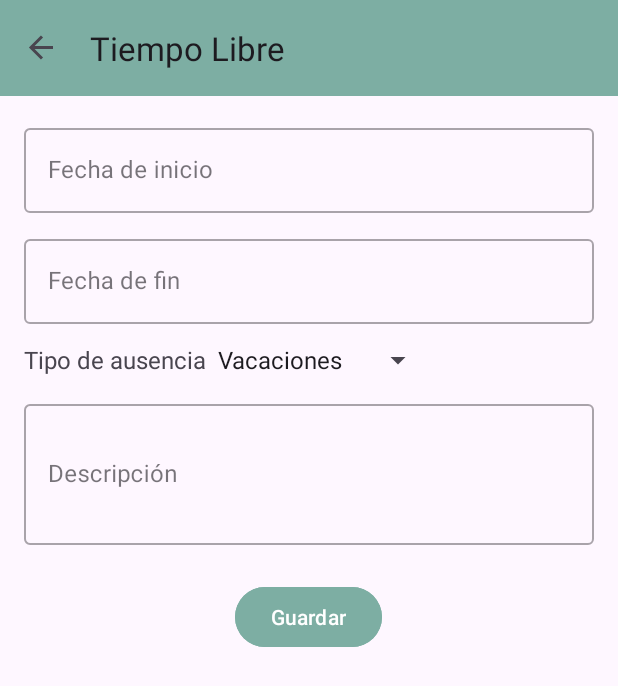
After one commit to jonalonso/workCalendar, an Android app: the TimeOffFragment screen opened through its navigation route, on a phone screen of 412 x 824 dp. The commit adds this screen. Shown: the top 686 px of the screen. Run offline under Robolectric (Android 15) with nearby library versions, the phone set to English and light mode, and no system bars; our stand-ins replace navigation-ui.

Commit message:
some refactoring

```diff
--- a/app/src/main/java/com/jsalazar/workcalendar/database/WorkCalendarDbHelper.java
+++ b/app/src/main/java/com/jsalazar/workcalendar/database/WorkCalendarDbHelper.java
@@ -4,39 +4,52 @@ import android.content.Context;
 import android.database.sqlite.SQLiteDatabase;
 import android.database.sqlite.SQLiteOpenHelper;
 
-import com.jsalazar.workcalendar.database.models.WorkCalendarContract;
+import com.jsalazar.workcalendar.database.models.WorkCalendarDataBaseModel;
 
 public class WorkCalendarDbHelper extends SQLiteOpenHelper {
 
     private static final String DATABASE_NAME = "WorkCalendar.db";
-    private static final int DATABASE_VERSION = 1;
+    private static final int DATABASE_VERSION = 2;
 
     public WorkCalendarDbHelper(Context context) {
         super(context, DATABASE_NAME, null, DATABASE_VERSION);
     }
 
     private static final String SQL_CREATE_EVENTS =
-            "CREATE TABLE " + WorkCalendarContract.ContractEntry.TABLE_NAME + " (" +
-                    WorkCalendarContract.ContractEntry._ID + " INTEGER PRIMARY KEY AUTOINCREMENT, " +
-                    WorkCalendarContract.ContractEntry.COLUMN_NAME_INITIAL_DATE + " TEXT NOT NULL, " +
-                    WorkCalendarContract.ContractEntry.COLUMN_NAME_END_DATE + " TEXT NOT NULL, " +
-                    WorkCalendarContract.ContractEntry.COLUMN_NAME_START_TIME + " TEXT, " +
-                    WorkCalendarContract.ContractEntry.COLUMN_NAME_END_TIME + " TEXT, " +
-                    WorkCalendarContract.ContractEntry.COLUMN_NAME_DESCRIPTION + " TEXT, " +
-                    WorkCalendarContract.ContractEntry.COLUMN_NAME_SERVICE_NAME + " TEXT" +
+            "CREATE TABLE " + WorkCalendarDataBaseModel.ContractEntry.TABLE_NAME + " (" +
+                    WorkCalendarDataBaseModel.ContractEntry._ID + " INTEGER PRIMARY KEY AUTOINCREMENT, " +
+                    WorkCalendarDataBaseModel.ContractEntry.COLUMN_NAME_INITIAL_DATE + " TEXT NOT NULL, " +
+                    WorkCalendarDataBaseModel.ContractEntry.COLUMN_NAME_END_DATE + " TEXT NOT NULL, " +
+                    WorkCalendarDataBaseModel.ContractEntry.COLUMN_NAME_START_TIME + " TEXT, " +
+                    WorkCalendarDataBaseModel.ContractEntry.COLUMN_NAME_END_TIME + " TEXT, " +
+                    WorkCalendarDataBaseModel.ContractEntry.COLUMN_NAME_DESCRIPTION + " TEXT, " +
+                    WorkCalendarDataBaseModel.ContractEntry.COLUMN_NAME_SERVICE_NAME + " TEXT" +
+                    ")";
+
+    private static final String SQL_CREATE_TIME_OFF =
+            "CREATE TABLE " + WorkCalendarDataBaseModel.TimeOffEntry.TABLE_NAME + " (" +
+                    WorkCalendarDataBaseModel.TimeOffEntry._ID + " INTEGER PRIMARY KEY AUTOINCREMENT, " +
+                    WorkCalendarDataBaseModel.TimeOffEntry.COLUMN_NAME_INITIAL_DATE + " TEXT NOT NULL, " +
+                    WorkCalendarDataBaseModel.TimeOffEntry.COLUMN_NAME_END_DATE + " TEXT NOT NULL, " +
+                    WorkCalendarDataBaseModel.TimeOffEntry.COLUMN_NAME_TYPE + " TEXT NOT NULL, " +
+                    WorkCalendarDataBaseModel.TimeOffEntry.COLUMN_NAME_DESCRIPTION + " TEXT" +
                     ")";
 
     private static final String SQL_DELETE_EVENTS =
-            "DROP TABLE IF EXISTS " + WorkCalendarContract.ContractEntry.TABLE_NAME;
+            "DROP TABLE IF EXISTS " + WorkCalendarDataBaseModel.ContractEntry.TABLE_NAME;
+
+    private static final String SQL_DELETE_TIME_OFF =
+            "DROP TABLE IF EXISTS " + WorkCalendarDataBaseModel.TimeOffEntry.TABLE_NAME;
 
     @Override
     public void onCreate(SQLiteDatabase db) {
         db.execSQL(SQL_CREATE_EVENTS);
+        db.execSQL(SQL_CREATE_TIME_OFF);
     }
-
     @Override
     public void onUpgrade(SQLiteDatabase db, int oldVersion, int newVersion) {
         db.execSQL(SQL_DELETE_EVENTS);
+        db.execSQL(SQL_DELETE_TIME_OFF);
         onCreate(db);
     }
 
--- a/app/src/main/java/com/jsalazar/workcalendar/database/repository/ContractRepository.java
+++ b/app/src/main/java/com/jsalazar/workcalendar/database/repository/ContractRepository.java
@@ -6,7 +6,7 @@ import android.database.Cursor;
 import android.database.sqlite.SQLiteDatabase;
 
 import com.jsalazar.workcalendar.database.WorkCalendarDbHelper;
-import com.jsalazar.workcalendar.database.models.WorkCalendarContract;
+import com.jsalazar.workcalendar.database.models.WorkCalendarDataBaseModel;
 import com.jsalazar.workcalendar.models.Contract;
 
 import java.util.ArrayList;
@@ -23,9 +23,9 @@ public class ContractRepository {
     public boolean isDateRangeOverlapping(String newStart, String newEnd) {
         SQLiteDatabase db = dbHelper.getReadableDatabase();
 
-        String query = "SELECT 1 FROM " + WorkCalendarContract.ContractEntry.TABLE_NAME +
-                " WHERE NOT (? < " + WorkCalendarContract.ContractEntry.COLUMN_NAME_INITIAL_DATE +
-                " OR ? > " + WorkCalendarContract.ContractEntry.COLUMN_NAME_END_DATE + ") LIMIT 1";
+        String query = "SELECT 1 FROM " + WorkCalendarDataBaseModel.ContractEntry.TABLE_NAME +
+                " WHERE NOT (? < " + WorkCalendarDataBaseModel.ContractEntry.COLUMN_NAME_INITIAL_DATE +
+                " OR ? > " + WorkCalendarDataBaseModel.ContractEntry.COLUMN_NAME_END_DATE + ") LIMIT 1";
 
         Cursor cursor = db.rawQuery(query, new String[]{ newEnd, newStart });
 
@@ -40,14 +40,14 @@ public class ContractRepository {
         SQLiteDatabase db = dbHelper.getWritableDatabase();
 
         ContentValues values = new ContentValues();
-        values.put(WorkCalendarContract.ContractEntry.COLUMN_NAME_INITIAL_DATE, initialDate);
-        values.put(WorkCalendarContract.ContractEntry.COLUMN_NAME_END_DATE, endDate);
-        values.put(WorkCalendarContract.ContractEntry.COLUMN_NAME_START_TIME, startTime);
-        values.put(WorkCalendarContract.ContractEntry.COLUMN_NAME_END_TIME, endTime);
-        values.put(WorkCalendarContract.ContractEntry.COLUMN_NAME_SERVICE_NAME, serviceName);
-        values.put(WorkCalendarContract.ContractEntry.COLUMN_NAME_DESCRIPTION, description);
+        values.put(WorkCalendarDataBaseModel.ContractEntry.COLUMN_NAME_INITIAL_DATE, initialDate);
+        values.put(WorkCalendarDataBaseModel.ContractEntry.COLUMN_NAME_END_DATE, endDate);
+        values.put(WorkCalendarDataBaseModel.ContractEntry.COLUMN_NAME_START_TIME, startTime);
+        values.put(WorkCalendarDataBaseModel.ContractEntry.COLUMN_NAME_END_TIME, endTime);
+        values.put(WorkCalendarDataBaseModel.ContractEntry.COLUMN_NAME_SERVICE_NAME, serviceName);
+        values.put(WorkCalendarDataBaseModel.ContractEntry.COLUMN_NAME_DESCRIPTION, description);
 
-        db.insert(WorkCalendarContract.ContractEntry.TABLE_NAME, null, values);
+        db.insert(WorkCalendarDataBaseModel.ContractEntry.TABLE_NAME, null, values);
         db.close();
     }
 
@@ -56,16 +56,16 @@ public class ContractRepository {
         List<Contract> contracts = new ArrayList<>();
 
         String query = "SELECT " +
-                WorkCalendarContract.ContractEntry._ID + ", " +
-                WorkCalendarContract.ContractEntry.COLUMN_NAME_INITIAL_DATE + ", " +
-                WorkCalendarContract.ContractEntry.COLUMN_NAME_END_DATE + ", " +
-                WorkCalendarContract.ContractEntry.COLUMN_NAME_START_TIME + ", " +
-                WorkCalendarContract.ContractEntry.COLUMN_NAME_END_TIME + ", " +
-                WorkCalendarContract.ContractEntry.COLUMN_NAME_SERVICE_NAME + ", " +
-                WorkCalendarContract.ContractEntry.COLUMN_NAME_DESCRIPTION +
-                " FROM " + WorkCalendarContract.ContractEntry.TABLE_NAME +
-                " WHERE NOT (? < " + WorkCalendarContract.ContractEntry.COLUMN_NAME_INITIAL_DATE +
-                " OR ? > " + WorkCalendarContract.ContractEntry.COLUMN_NAME_END_DATE + ")";
+                WorkCalendarDataBaseModel.ContractEntry._ID + ", " +
+                WorkCalendarDataBaseModel.ContractEntry.COLUMN_NAME_INITIAL_DATE + ", " +
+                WorkCalendarDataBaseModel.ContractEntry.COLUMN_NAME_END_DATE + ", " +
+                WorkCalendarDataBaseModel.ContractEntry.COLUMN_NAME_START_TIME + ", " +
+                WorkCalendarDataBaseModel.ContractEntry.COLUMN_NAME_END_TIME + ", " +
+                WorkCalendarDataBaseModel.ContractEntry.COLUMN_NAME_SERVICE_NAME + ", " +
+                WorkCalendarDataBaseModel.ContractEntry.COLUMN_NAME_DESCRIPTION +
+                " FROM " + WorkCalendarDataBaseModel.ContractEntry.TABLE_NAME +
+                " WHERE NOT (? < " + WorkCalendarDataBaseModel.ContractEntry.COLUMN_NAME_INITIAL_DATE +
+                " OR ? > " + WorkCalendarDataBaseModel.ContractEntry.COLUMN_NAME_END_DATE + ")";
 
         Cursor cursor = db.rawQuery(query, new String[]{endDate,startDate});
 
--- /dev/null
+++ b/app/src/main/java/com/jsalazar/workcalendar/ui/TimeOffFragment.java
@@ -0,0 +1,32 @@
+package com.jsalazar.workcalendar.ui;
+
+import android.os.Bundle;
+
+import androidx.annotation.NonNull;
+import androidx.annotation.Nullable;
+import androidx.fragment.app.Fragment;
+
+import android.view.LayoutInflater;
+import android.view.View;
+import android.view.ViewGroup;
+
+import com.jsalazar.workcalendar.databinding.FragmentTimeOffBinding;
+
+
+public class TimeOffFragment extends Fragment {
+
+    private FragmentTimeOffBinding binding;
+
+    @Override
+    public View onCreateView(@NonNull LayoutInflater inflater, ViewGroup container,
+                             Bundle savedInstanceState) {
+        // Inflate the layout for this fragment
+        binding = FragmentTimeOffBinding.inflate(inflater, container, false);
+        return binding.getRoot();
+    }
+
+    @Override
+    public void onViewCreated(@NonNull View view, @Nullable Bundle savedInstanceState) {
+        super.onViewCreated(view, savedInstanceState);
+    }
+}
--- a/app/src/main/res/layout/fragment_calendar.xml
+++ b/app/src/main/res/layout/fragment_calendar.xml
@@ -90,7 +90,7 @@
         android:backgroundTint="@color/colorPrimary"
         android:layout_marginBottom="@dimen/fab_margin_small"
         android:visibility="invisible"
-        app:layout_constraintBottom_toTopOf="@id/fab3"
+        app:layout_constraintBottom_toTopOf="@id/TimeOffFab"
         app:shapeAppearanceOverlay="@style/fab_rounded"
         app:layout_constraintEnd_toEndOf="parent"
         app:tint="@android:color/white"
@@ -98,7 +98,7 @@
 
 
     <com.google.android.material.floatingactionbutton.FloatingActionButton
-        android:id="@+id/fab3"
+        android:id="@+id/TimeOffFab"
         android:layout_width="wrap_content"
         android:layout_height="wrap_content"
         android:contentDescription="Add event"
--- /dev/null
+++ b/app/src/main/res/layout/fragment_time_off.xml
@@ -0,0 +1,89 @@
+<?xml version="1.0" encoding="utf-8"?>
+<ScrollView xmlns:android="http://schemas.android.com/apk/res/android"
+    android:layout_width="match_parent"
+    android:layout_height="match_parent">
+
+    <LinearLayout
+        android:layout_width="match_parent"
+        android:layout_height="wrap_content"
+        android:orientation="vertical"
+        android:padding="16dp"
+        android:gravity="center_horizontal">
+
+        <com.google.android.material.textfield.TextInputLayout
+            android:id="@+id/initialDateLayout"
+            style="@style/Widget.MaterialComponents.TextInputLayout.OutlinedBox"
+            android:layout_width="match_parent"
+            android:layout_height="wrap_content"
+            android:hint="Fecha de inicio">
+
+            <com.google.android.material.textfield.TextInputEditText
+                android:id="@+id/editInitialDate"
+                android:layout_width="match_parent"
+                android:layout_height="wrap_content"
+                android:focusable="false"
+                android:inputType="none"/>
+        </com.google.android.material.textfield.TextInputLayout>
+
+        <com.google.android.material.textfield.TextInputLayout
+            android:id="@+id/endDateLayout"
+            style="@style/Widget.MaterialComponents.TextInputLayout.OutlinedBox"
+            android:layout_width="match_parent"
+            android:layout_height="wrap_content"
+            android:hint="Fecha de fin"
+            android:layout_marginTop="12dp">
+
+            <com.google.android.material.textfield.TextInputEditText
+                android:id="@+id/editEndDate"
+                android:layout_width="match_parent"
+                android:layout_height="wrap_content"
+                android:focusable="false"
+                android:inputType="none"/>
+        </com.google.android.material.textfield.TextInputLayout>
+
+        <LinearLayout
+            android:layout_width="wrap_content"
+            android:layout_height="wrap_content"
+            android:layout_gravity="start"
+            android:layout_marginTop="12dp"
+            android:orientation="horizontal">
+            <TextView
+                android:layout_width="match_parent"
+                android:layout_height="wrap_content"
+                android:text="Tipo de ausencia"
+                android:textSize="16sp"
+                 />
+
+            <Spinner
+                android:id="@+id/spinnerTimeOffType"
+                android:layout_width="match_parent"
+                android:layout_height="wrap_content"
+                android:entries="@array/time_off_types" />
+        </LinearLayout>
+
+
+        <com.google.android.material.textfield.TextInputLayout
+            android:id="@+id/descriptionLayout"
+            style="@style/Widget.MaterialComponents.TextInputLayout.OutlinedBox"
+            android:layout_width="match_parent"
+            android:layout_height="wrap_content"
+            android:hint="Descripción"
+            android:layout_marginTop="12dp">
+
+            <com.google.android.material.textfield.TextInputEditText
+                android:id="@+id/editDescription"
+                android:layout_width="match_parent"
+                android:layout_height="wrap_content"
+                android:inputType="textMultiLine"
+                android:minLines="3" />
+        </com.google.android.material.textfield.TextInputLayout>
+
+        <Button
+            android:id="@+id/btnSaveTimeOff"
+            android:layout_width="wrap_content"
+            android:layout_height="wrap_content"
+            android:backgroundTint="@color/colorPrimary"
+            android:text="Guardar"
+            android:layout_marginTop="24dp"/>
+    </LinearLayout>
+</ScrollView>
--- a/app/src/main/res/navigation/nav_graph.xml
+++ b/app/src/main/res/navigation/nav_graph.xml
@@ -18,6 +18,10 @@
         <action
             android:id="@+id/action_CalendarFragment_to_ContractFragment"
             app:destination="@id/ContractFragment" />
+
+        <action
+            android:id="@+id/action_CalendarFragment_to_TimeOffFragment"
+            app:destination="@id/TimeOffFragment" />
 
     </fragment>
     <fragment
@@ -41,4 +45,15 @@
             android:id="@+id/action_ContractFragment_to_CalendarFragment"
             app:destination="@id/CalendarFragment" />
     </fragment>
+
+    <fragment
+        android:id="@+id/TimeOffFragment"
+        android:name="com.jsalazar.workcalendar.ui.TimeOffFragment"
+        android:label="@string/time_off_fragment_label"
+        tools:layout="@layout/fragment_time_off">
+
+        <action
+            android:id="@+id/action_TimeOffFragment_to_CalendarFragment"
+            app:destination="@id/CalendarFragment" />
+    </fragment>
 </navigation>
--- a/app/src/main/res/values/strings.xml
+++ b/app/src/main/res/values/strings.xml
@@ -7,6 +7,7 @@
     <!-- TODO: Remove or change this placeholder text -->
     <string name="hello_blank_fragment">Hello blank fragment</string>
     <string name="contract_fragment_label">Nombramientos</string>
+    <string name="time_off_fragment_label">Tiempo Libre</string>
 
     <string-array name="shift_options">
         <item>Mañana</item>
@@ -15,4 +16,12 @@
         <item>Personalizado</item>
     </string-array>
 
+    <string-array name="time_off_types">
+        <item>Vacaciones</item>
+        <item>Ausencias</item>
+        <item>Días libres</item>
+        <item>Incapacidad</item>
+        <item>Licencia</item>
+    </string-array>
+
 </resources>
```
Also changed, not shown: app/src/main/java/com/jsalazar/workcalendar/database/models/WorkCalendarDataBaseModel.java (renamed from app/src/main/java/com/jsalazar/workcalendar/database/models/WorkCalendarContract.java, +10 -2 lines), app/src/main/java/com/jsalazar/workcalendar/database/repository/TimeOffRepository.java (added, +67 -0 lines), app/src/main/java/com/jsalazar/workcalendar/models/TimeOff.java (added, +26 -0 lines), app/src/main/java/com/jsalazar/workcalendar/ui/CalendarFragment.java (+10 -9 lines), app/src/main/java/com/jsalazar/workcalendar/ui/ContractFragment.java (+34 -65 lines), app/src/main/java/com/jsalazar/workcalendar/ui/SettingFragment.java (+3 -4 lines), app/src/main/java/com/jsalazar/workcalendar/utils/DatePicker.java (added, +45 -0 lines).
